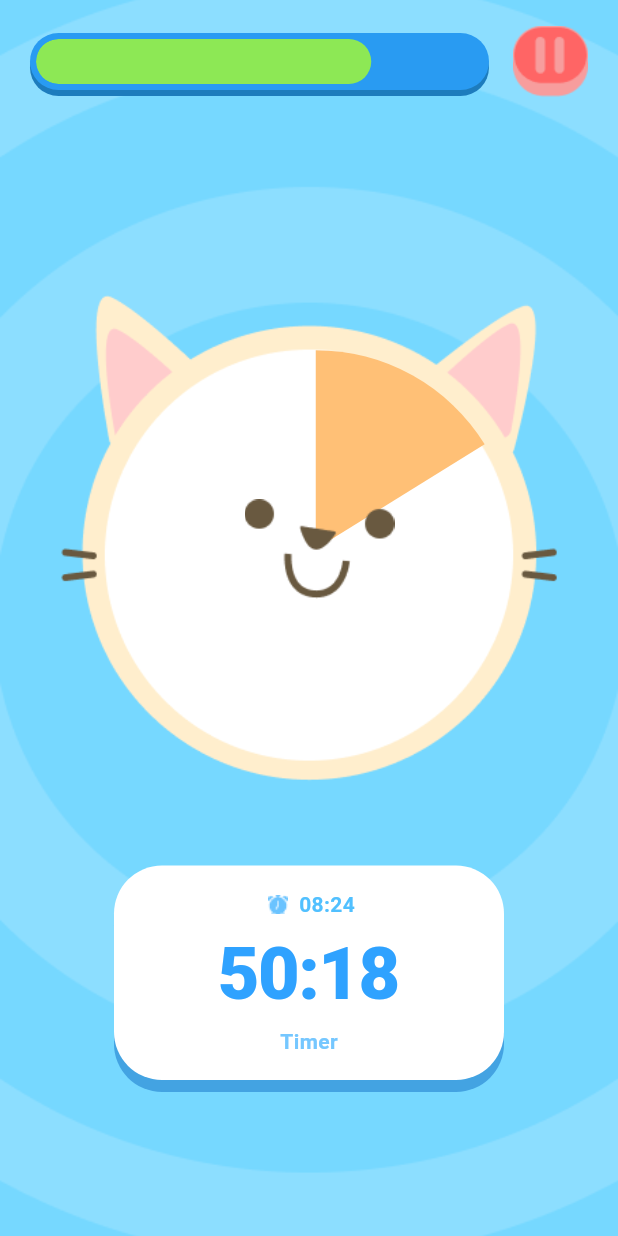
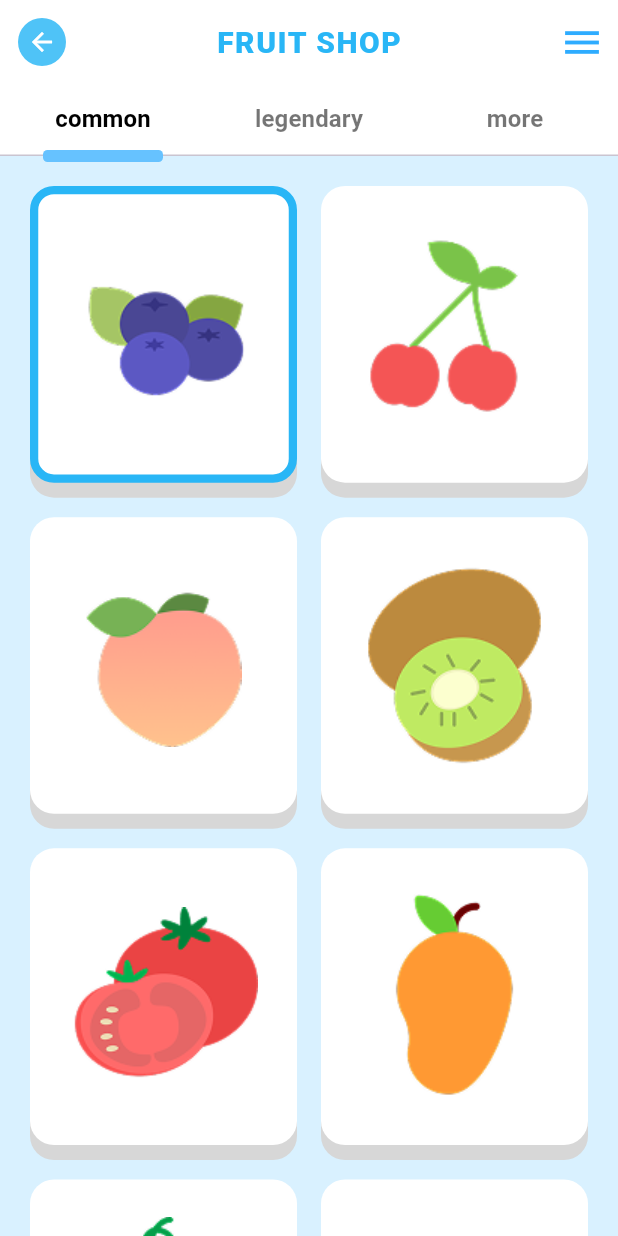
Before and after one commit to jinyoung804/Buggie, a Flutter app: the screen it shows after launch, on a phone screen of 412 x 824 dp. Run offline on Flutter 3.47's test engine with Material 3 defaults, Android fonts, the phone set to English and light mode, and no system bars; our stand-ins replace shared_preferences.

Commit message:
[feat] : FRUIT SHOP 화면 구현

```diff
--- a/lib/main.dart
+++ b/lib/main.dart
@@ -3,6 +3,7 @@ import 'package:flutter/material.dart';
 import 'fruit_repository.dart'; // 데이터 저장 파일 불러오기
 import 'screens/login_screen.dart';
 import 'screens/time_screen.dart';
+import 'screens/select_fruit_screen.dart';
 
 void main() {
   runApp(const BuggieApp());
@@ -15,7 +16,7 @@ class BuggieApp extends StatelessWidget {
   Widget build(BuildContext context) {
     return const MaterialApp(
       debugShowCheckedModeBanner: false,
-      home: TimerScreen(),
+      home: SelectFruitScreen(),
     );
   }
 }
--- /dev/null
+++ b/lib/screens/select_fruit_screen.dart
@@ -0,0 +1,237 @@
+import 'package:flutter/material.dart';
+
+class SelectFruitScreen extends StatefulWidget {
+  const SelectFruitScreen({super.key});
+
+  @override
+  State<SelectFruitScreen> createState() => _SelectFruitScreenState();
+}
+
+class _SelectFruitScreenState extends State<SelectFruitScreen>
+    with SingleTickerProviderStateMixin {
+  late TabController _tabController;
+
+  // 선택된 과일의 인덱스 (기본값: 0번 블루베리 선택 상태)
+  int selectedIndex = 0;
+
+  // 각 과일 카드의 이미지 경로 데이터 목록
+  final List<String> fruitImages = [
+    'assets/images/blueberry.png', // 0: 블루베리
+    'assets/images/cherry.png',    // 1: 체리
+    'assets/images/peach.png',     // 2: 복숭아
+    'assets/images/kiwi.png',      // 3: 키위
+    'assets/images/tomato.png',    // 4: 토마토
+    'assets/images/mango.png',     // 5: 망고
+    'assets/images/watermelon.png',// 6: 수박
+    'assets/images/grape.png',     // 7: 포도
+  ];
+
+  @override
+  void initState() {
+    super.initState();
+    _tabController = TabController(length: 3, vsync: this);
+  }
+
+  @override
+  void dispose() {
+    _tabController.dispose();
+    super.dispose();
+  }
+
+  @override
+  Widget build(BuildContext context) {
+    return Scaffold(
+      backgroundColor: const Color(0xFFD9F1FF), // 밝은 하늘색 배경
+      appBar: AppBar(
+        backgroundColor: Colors.white,
+        elevation: 0,
+        leading: IconButton(
+          icon: Container(
+            width: 32,
+            height: 32,
+            decoration: const BoxDecoration(
+              color: Color(0xFF4FC3F7),
+              shape: BoxShape.circle,
+            ),
+            child: const Icon(Icons.arrow_back, color: Colors.white, size: 20),
+          ),
+          onPressed: () {
+            Navigator.maybePop(context);
+          },
+        ),
+        title: const Text(
+          'FRUIT SHOP',
+          style: TextStyle(
+            color: Color(0xFF29B6F6),
+            fontSize: 20,
+            fontWeight: FontWeight.w900,
+            letterSpacing: 1,
+          ),
+        ),
+        centerTitle: true,
+        actions: [
+          IconButton(
+            icon: const Icon(Icons.menu, color: Color(0xFF2EACFF), size: 30),
+            onPressed: () {},
+          ),
+        ],
+        bottom: PreferredSize(
+          preferredSize: const Size.fromHeight(48),
+          child: Stack(
+            clipBehavior: Clip.none, // 흰색 박스 바깥(하단)으로 삐져나가는 바를 자르지 않음
+            children: [
+              // 1. 흰색 TabBar 배경
+              Container(
+                height: 48,
+                color: Colors.white,
+                child: TabBar(
+                  controller: _tabController,
+                  indicatorColor: Colors.transparent, // 기본 인디케이터 숨김
+                  labelColor: Colors.black,
+                  unselectedLabelColor: Colors.black54,
+                  labelStyle: const TextStyle(
+                    fontSize: 16,
+                    fontWeight: FontWeight.bold,
+                  ),
+                  tabs: const [
+                    Tab(text: 'common'),
+                    Tab(text: 'legendary'),
+                    Tab(text: 'more'),
+                  ],
+                ),
+              ),
+
+              // 2. 흰색 상자 하단 경계선에 딱 걸쳐있는 파란색 선(인디케이터)
+              Positioned(
+                bottom: -4, // 👈 바 높이(6px)의 절반만큼 아래로 내리면 경계선 중앙에 반씩 걸쳐집니다!
+                left: 0,
+                right: 0,
+                child: AnimatedBuilder(
+                  animation: _tabController.animation!,
+                  builder: (context, child) {
+                    double tabWidth = MediaQuery.of(context).size.width / 3;
+                    double leftOffset = _tabController.animation!.value * tabWidth;
+
+                    return Container(
+                      alignment: Alignment.centerLeft,
+                      padding: EdgeInsets.only(left: leftOffset),
+                      child: Container(
+                        width: tabWidth,
+                        alignment: Alignment.center,
+                        child: Container(
+                          width: 80, // 바의 가로 길이를 원하시는 대로 조정하세요
+                          height: 8,  // 바의 두께
+                          decoration: BoxDecoration(
+                            color: const Color(0xFF66C2FF), // 진하늘색
+                            borderRadius: BorderRadius.circular(3),
+                          ),
+                        ),
+                      ),
+                    );
+                  },
+                ),
+              ),
+            ],
+          ),
+        ),
+      ),
+      body: SingleChildScrollView(
+        padding: const EdgeInsets.all(20.0),
+        child: Column(
+          children: [
+            // ==================== 1. 과일 그리드 리스트 ====================
+            GridView.builder(
+              shrinkWrap: true,
+              physics: const NeverScrollableScrollPhysics(),
+              itemCount: fruitImages.length,
+              gridDelegate: const SliverGridDelegateWithFixedCrossAxisCount(
+                crossAxisCount: 2,
+                crossAxisSpacing: 16,
+                mainAxisSpacing: 23,
+                childAspectRatio: 0.9,
+              ),
+              itemBuilder: (context, index) {
+                final bool isSelected = selectedIndex == index;
+
+                return GestureDetector(
+                  onTap: () {
+                    setState(() {
+                      selectedIndex = index;
+                    });
+                  },
+                  child: Container(
+                    decoration: BoxDecoration(
+                      color: Colors.white,
+                      borderRadius: BorderRadius.circular(16),
+                      border: Border.all(
+                        color: isSelected
+                            ? const Color(0xFF29B6F6)
+                            : Colors.transparent,
+                        width: isSelected ? 5.5 : 0,
+                      ),
+                      boxShadow: const [
+                        BoxShadow(
+                          color: Color(0xFFD7D7D7),
+                          offset: Offset(0, 10),
+                        ),
+                      ],
+                    ),
+                    padding: const EdgeInsets.all(12),
+                    child: Center(
+                      child: Image.asset(
+                        fruitImages[index],
+                        fit: BoxFit.contain,
+                      ),
+                    ),
+                  ),
+                );
+              },
+            ),
+
+            const SizedBox(height: 24),
+
+            // ==================== 2. 하단 NEXT 버튼 ====================
+            SizedBox(
+              width: double.infinity,
+              height: 60,
+              child: Container(
+                decoration: BoxDecoration(
+                  color: const Color(0xFF2EACFF),
+                  borderRadius: BorderRadius.circular(16),
+                  boxShadow: const [
+                    BoxShadow(
+                      color: Color(0xFF0288D1),
+                      offset: Offset(0, 12),
+                    ),
+                  ],
+                ),
+                child: ElevatedButton(
+                  onPressed: () {
+                    print("Selected fruit index: $selectedIndex");
+                  },
+                  style: ElevatedButton.styleFrom(
+                    backgroundColor: Colors.transparent,
+                    shadowColor: Colors.transparent,
+                    elevation: 0,
+                    shape: RoundedRectangleBorder(
+                      borderRadius: BorderRadius.circular(16),
+                    ),
+                  ),
+                  child: const Text(
+                    'NEXT',
+                    style: TextStyle(
+                      color: Colors.white,
+                      fontSize: 22,
+                      fontWeight: FontWeight.w900,
+                      letterSpacing: 1,
+                    ),
+                  ),
+                ),
+              ),
+            ),
+          ],
+        ),
+      ),
+    );
+  }
+}
```
Also changed, not shown: assets/images/blueberry.png (added), assets/images/cherry.png (added), assets/images/grape.png (added), assets/images/kiwi.png (added), assets/images/mango.png (added), assets/images/peach.png (added), assets/images/tomato.png (added), assets/images/watermelon.png (added), flutter_01.png (added).
